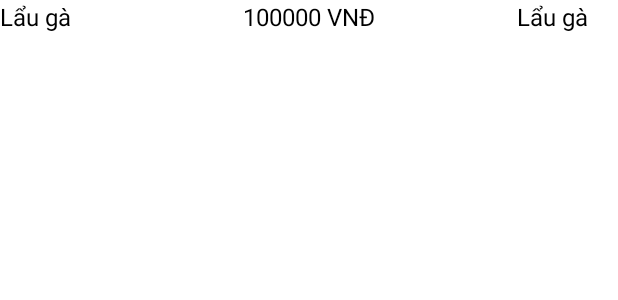
After one commit to hiutinn/FA22_PRO1121_CP17305_Nhom4_GoiDi_Client, an Android app: the layout item_dish_order.xml on its own in the app's theme, with its tools: preview values and no code run, on a phone screen of 412 x 824 dp. The commit adds this screen. Shown: the top 300 px of the screen. Run offline under Robolectric (Android 15) with nearby library versions, the phone set to English and light mode, and no system bars.

Commit message:
Ngoc-giaodien-orderDish

```diff
--- /dev/null
+++ b/app/src/main/res/layout/item_dish_order.xml
@@ -0,0 +1,40 @@
+<?xml version="1.0" encoding="utf-8"?>
+<RelativeLayout xmlns:android="http://schemas.android.com/apk/res/android"
+    android:layout_width="match_parent"
+    android:layout_height="wrap_content"
+    android:layout_marginBottom="10dp">
+
+    <TextView
+        android:id="@+id/tvName"
+        android:layout_width="wrap_content"
+        android:layout_height="wrap_content"
+        android:layout_alignParentStart="true"
+        android:text="Lẩu gà"
+        android:layout_toStartOf="@+id/tvPrice"
+        android:layout_marginEnd="10dp"
+        android:textColor="@color/black"
+        android:textSize="16sp" />
+    <TextView
+        android:id="@+id/tvPrice"
+        android:layout_width="wrap_content"
+        android:layout_height="wrap_content"
+        android:layout_centerHorizontal="true"
+        android:text="100000 VNĐ"
+        android:textColor="@color/black"
+        android:textSize="16sp"/>
+    <TextView
+        android:id="@+id/tvQuantity"
+        android:layout_width="wrap_content"
+        android:layout_height="wrap_content"
+        android:layout_toLeftOf="@+id/img_delete_dish"
+        android:text="Lẩu gà"
+        android:textColor="@color/black"
+        android:textSize="16sp"
+        android:layout_marginRight="20dp"/>
+
+    <ImageView
+        android:id="@+id/img_delete_dish"
+        android:layout_width="wrap_content"
+        android:layout_height="wrap_content"
+        android:layout_alignParentEnd="true"/>
+</RelativeLayout>
```
Also changed, not shown: app/src/main/AndroidManifest.xml (+4 -5 lines), app/src/main/java/hieuntph22081/fpoly/goidiclient/ChooseDishActivity.java (+30 -4 lines), app/src/main/java/hieuntph22081/fpoly/goidiclient/OrderActivity.java (+40 -0 lines), app/src/main/java/hieuntph22081/fpoly/goidiclient/adapter/ChooseDishAdapter.java (+1 -14 lines), app/src/main/java/hieuntph22081/fpoly/goidiclient/adapter/OrderDishAdapter.java (added, +69 -0 lines), app/src/main/java/hieuntph22081/fpoly/goidiclient/model/Dish.java (+39 -1 lines), app/src/main/java/hieuntph22081/fpoly/goidiclient/model/OrderDish.java (+34 -1 lines), app/src/main/res/layout/activity_order.xml (+3 -29 lines).
